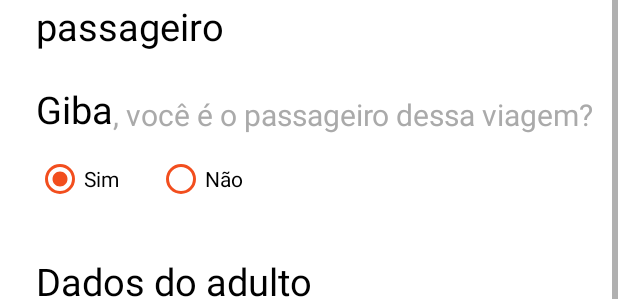
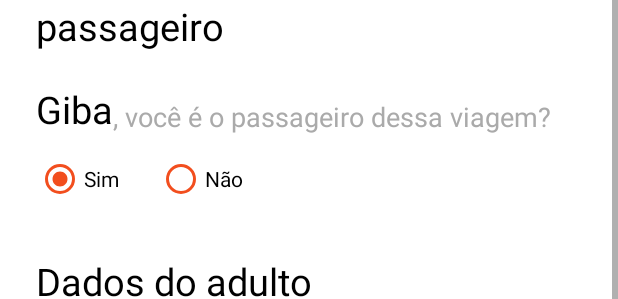
Before and after one commit to FIAP-WEB-Team/FIAP-Solution-Android, an Android app: the layout activity_passenger_data.xml on its own in the app's theme, with its tools: preview values and no code run, on a phone screen of 412 x 824 dp. Shown: the part 139-438 px from the top of the screen. Run offline under Robolectric (Android 15) with nearby library versions, the phone set to English and light mode, and no system bars; Roboto replaces fonts that are not available here.

Commit message:
Fixed app to run in a Samsung Galaxy S10

```diff
--- a/app/build.gradle
+++ b/app/build.gradle
@@ -11,7 +11,7 @@ android {
 
     defaultConfig {
         applicationId "com.fiapon.androidsolution"
-        minSdk 33
+        minSdk 31
         targetSdk 33
         versionCode 1
         versionName "1.0"
--- a/app/src/main/java/com/fiapon/androidsolution/ui/flight_selection/FlightSelectionFragment.kt
+++ b/app/src/main/java/com/fiapon/androidsolution/ui/flight_selection/FlightSelectionFragment.kt
@@ -6,7 +6,6 @@ package com.fiapon.androidsolution.ui.flight_selection
 import android.annotation.SuppressLint
 import android.content.Intent
 import android.os.Bundle
-import android.os.Parcelable
 import android.view.View
 import android.widget.Toast
 import androidx.lifecycle.ViewModelProvider
@@ -64,7 +63,7 @@ class FlightSelectionFragment : BaseAuthFragment() {
             val position = viewModel.selectedPosition
             if (position >= 0) {
                 val intent = Intent(context, PassengerDataActivity::class.java)
-                intent.putExtra("selected_flight", adapter.getDataAt(position) as Parcelable)
+                intent.putExtra("selected_flight", adapter.getDataAt(position).flightNumber)
                 intent.putExtra("api_token", token)
                 startActivity(intent)
             }
--- a/app/src/main/java/com/fiapon/androidsolution/ui/passenger/PassengerDataActivity.kt
+++ b/app/src/main/java/com/fiapon/androidsolution/ui/passenger/PassengerDataActivity.kt
@@ -13,7 +13,6 @@ import androidx.appcompat.app.AppCompatActivity
 import androidx.core.widget.addTextChangedListener
 import androidx.lifecycle.ViewModelProvider
 import com.fiapon.androidsolution.R
-import com.fiapon.androidsolution.model.flights.Flight
 import com.fiapon.androidsolution.model.passengers.Passenger
 import com.fiapon.androidsolution.ui.auth.RequestState
 import com.fiapon.androidsolution.ui.booking.BookingCompletedActivity
@@ -26,14 +25,14 @@ import kotlinx.android.synthetic.main.main_edit_text.view.*
 class PassengerDataActivity : AppCompatActivity() {
 
     private lateinit var viewModel: PassengerViewModel
-    private var selectedFlight: Flight? = null
+    private var selectedFlight: Int? = null
     private var token: String? = null
 
     override fun onCreate(savedInstanceState: Bundle?) {
         super.onCreate(savedInstanceState)
         setContentView(R.layout.activity_passenger_data)
 
-        selectedFlight = intent.extras?.getParcelable("selected_flight", Flight::class.java)
+        selectedFlight = intent.extras?.getInt("selected_flight")
         token = intent.extras?.getString("api_token")
 
         viewModel = ViewModelProvider(this, PassengerViewModelFactory(token!!))[PassengerViewModel::class.java]
--- a/app/src/main/java/com/fiapon/androidsolution/ui/passenger/PassengerViewModel.kt
+++ b/app/src/main/java/com/fiapon/androidsolution/ui/passenger/PassengerViewModel.kt
@@ -6,7 +6,6 @@ package com.fiapon.androidsolution.ui.passenger
 import androidx.lifecycle.MutableLiveData
 import androidx.lifecycle.ViewModel
 import androidx.lifecycle.ViewModelProvider
-import com.fiapon.androidsolution.model.flights.Flight
 import com.fiapon.androidsolution.model.passengers.Passenger
 import com.fiapon.androidsolution.model.passengers.PassengerSource
 import com.fiapon.androidsolution.model.tickets.Ticket
@@ -61,7 +60,7 @@ class PassengerViewModel(private val token: String) : ViewModel() {
         return nationality.value?.isNotEmpty() ?: false
     }
 
-    fun createTicket(flight: Flight) {
+    fun createTicket(flightID: Int) {
         if (!isCheckingData) {
             isCheckingData = true
             updateFooterEnabledStatus()
@@ -72,7 +71,7 @@ class PassengerViewModel(private val token: String) : ViewModel() {
             PassengerSource().createPassenger(passenger, token) {
                 when (it) {
                     is RequestState.Success -> {
-                        persistTicket(Ticket(it.data, flight.flightNumber))
+                        persistTicket(Ticket(it.data, flightID))
                     }
                     else -> {
                         checkDataState.value = it
--- a/app/src/main/res/layout/activity_passenger_data.xml
+++ b/app/src/main/res/layout/activity_passenger_data.xml
@@ -52,7 +52,7 @@
             android:gravity="bottom"
             android:text="@string/same_person_question"
             android:textColor="@android:color/darker_gray"
-            android:textSize="20sp"
+            android:textSize="18sp"
             app:layout_constraintStart_toEndOf="@+id/passengerNameTextView"
             app:layout_constraintTop_toBottomOf="@+id/flightSelectionTextView" />
 
--- a/app/src/main/res/layouts/booking/layout/activity_booking_completed.xml
+++ b/app/src/main/res/layouts/booking/layout/activity_booking_completed.xml
@@ -11,8 +11,8 @@
         layout="@layout/action_bar" />
 
     <LinearLayout
-        android:layout_width="424dp"
-        android:layout_height="139dp"
+        android:layout_width="wrap_content"
+        android:layout_height="150dp"
         android:orientation="vertical"
         app:layout_constraintBottom_toTopOf="@+id/btnFooter"
         app:layout_constraintEnd_toEndOf="parent"
@@ -27,7 +27,7 @@
             android:layout_marginTop="15dp"
             android:layout_marginEnd="24dp"
             android:layout_gravity="center"
-            android:layout_weight="1"
+            android:layout_weight="1.5"
             android:text="@string/successful_booking"
             android:textColor="@color/black"
             android:textSize="25sp"
--- a/app/src/main/res/layouts/flight_selection/layout/flight_item.xml
+++ b/app/src/main/res/layouts/flight_selection/layout/flight_item.xml
@@ -8,7 +8,7 @@
     <LinearLayout
         android:id="@+id/flightItemLinearLayout"
         android:layout_width="match_parent"
-        android:layout_height="67dp"
+        android:layout_height="72dp"
         android:layout_marginStart="16dp"
         android:layout_marginTop="16dp"
         android:orientation="horizontal"
--- a/app/src/main/res/values-night/themes.xml
+++ /dev/null
@@ -1,16 +0,0 @@
-<resources xmlns:tools="http://schemas.android.com/tools">
-    <!-- Base application theme. -->
-    <style name="Theme.AndroidSolution" parent="Theme.MaterialComponents.DayNight.DarkActionBar">
-        <!-- Primary brand color. -->
-        <item name="colorPrimary">@color/purple_200</item>
-        <item name="colorPrimaryVariant">@color/purple_700</item>
-        <item name="colorOnPrimary">@color/black</item>
-        <!-- Secondary brand color. -->
-        <item name="colorSecondary">@color/teal_200</item>
-        <item name="colorSecondaryVariant">@color/teal_200</item>
-        <item name="colorOnSecondary">@color/black</item>
-        <!-- Status bar color. -->
-        <item name="android:statusBarColor">?attr/colorPrimaryVariant</item>
-        <!-- Customize your theme here. -->
-    </style>
-</resources>
--- a/app/src/main/res/values/strings.xml
+++ b/app/src/main/res/values/strings.xml
@@ -68,7 +68,7 @@
     <string name="txt_btn_continue">Continuar</string>
 
     <!--Booking texts-->
-    <string name="successful_booking">Reserva efetuada com sucesso</string>
+    <string name="successful_booking">Reserva efetuada com\nsucesso</string>
     <string name="go_back">Voltar ao início</string>
     <string name="login_header">Faça login para continuar</string>
 
--- a/app/src/main/res/values/themes.xml
+++ b/app/src/main/res/values/themes.xml
@@ -1,6 +1,6 @@
-<resources xmlns:tools="http://schemas.android.com/tools">
+<resources>
     <!-- Base application theme. -->
-    <style name="Theme.AndroidSolution" parent="Theme.MaterialComponents.DayNight.NoActionBar">
+    <style name="Theme.AndroidSolution" parent="Theme.MaterialComponents.Light.NoActionBar">
         <!-- Primary brand color. -->
         <item name="colorPrimary">@color/purple_500</item>
         <item name="colorPrimaryVariant">@color/purple_700</item>
```
